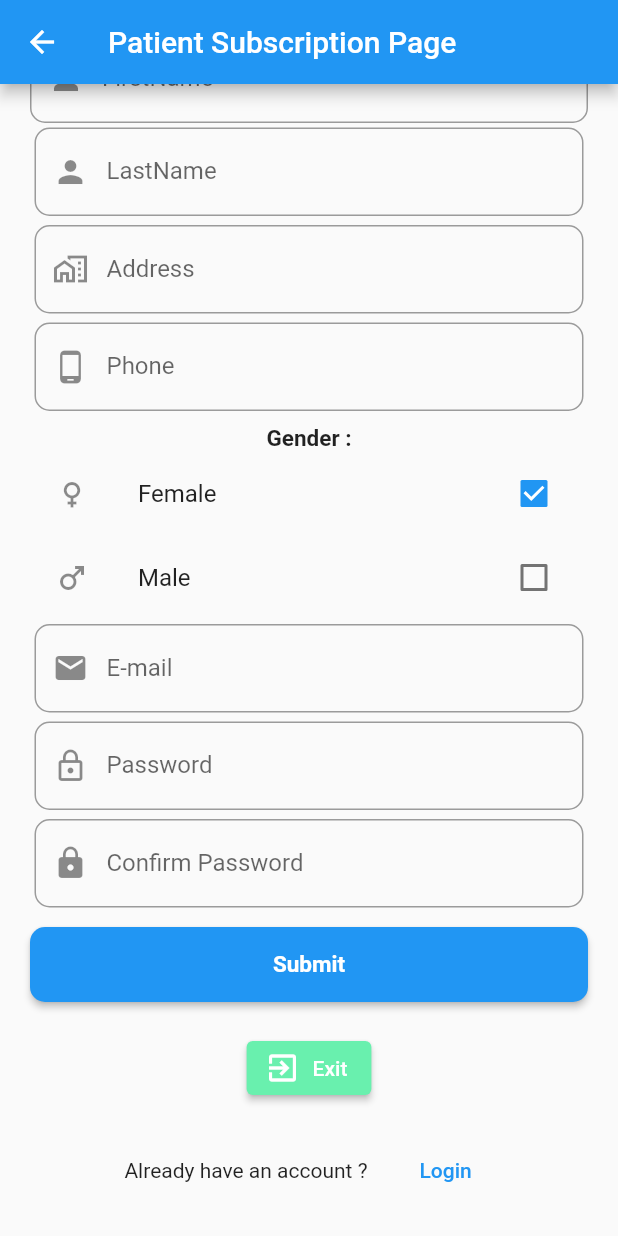
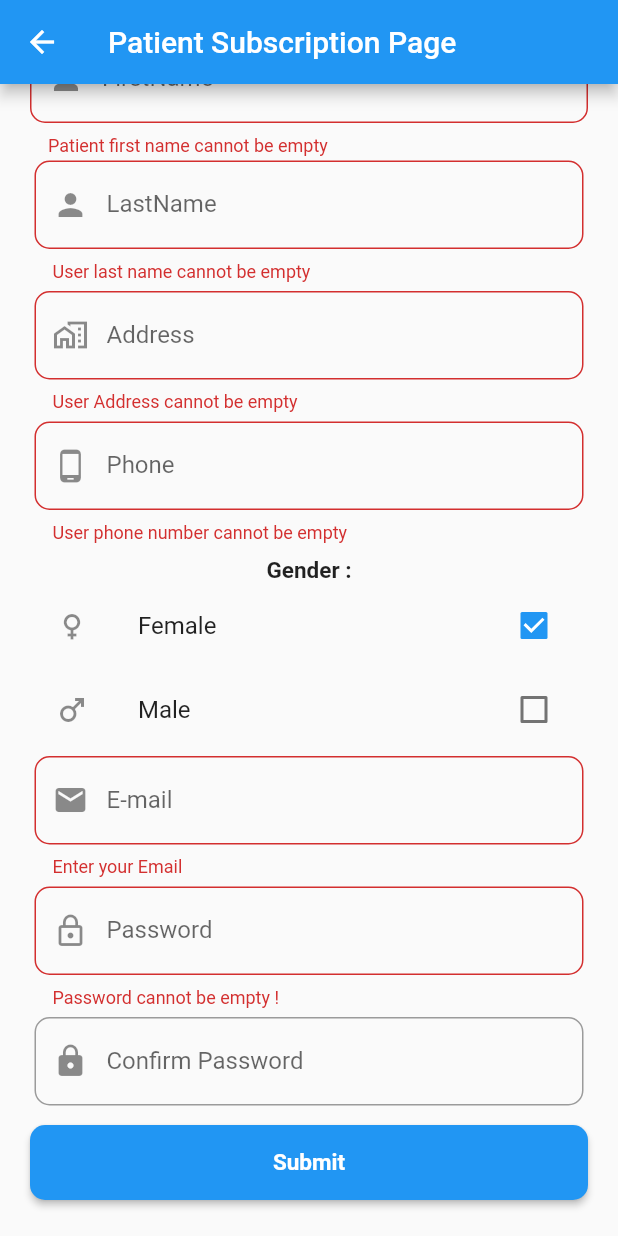
Before and after one commit to Srish-tii/Healthcare-recommendation-framework, a Flutter app: the Register screen opened directly, scrolled down 111 dp, after a tap on "Submit", on a phone screen of 412 x 824 dp. Run offline on Flutter 3.47's test engine with Material 2 defaults, Android fonts, the phone set to English and light mode, and no system bars.

Commit message:
11/09/2021 change in PatientHome.dart and Register.dart

```diff
--- a/lib/Patient/Authentication/Register.dart
+++ b/lib/Patient/Authentication/Register.dart
@@ -10,7 +10,6 @@ class Register extends StatelessWidget{
   final _fromKey = GlobalKey<FormState>();
   final _pwdController = TextEditingController();
   final _confpwdController = TextEditingController();
-  final _emailController = TextEditingController();
   late bool  valuefirst = true ;
   late bool valuesecond = false ;
  // Gender? _sexe = Gender.female ;
@@ -148,7 +147,6 @@ class Register extends StatelessWidget{
                   Padding(
                     padding: const EdgeInsets.all(3.0),
                     child :TextFormField(
-                      controller: _emailController,
                       validator: (value) {
                         if (value!.isEmpty) {
                           return 'Enter your Email';
@@ -199,23 +197,11 @@ class Register extends StatelessWidget{
                     ),),
                   SizedBox(height: 10),
                   MaterialButton(
-                      onPressed: () async {
-                      //  if(_fromKey.currentState!.validate()){
+                      onPressed: (){
+                        if(_fromKey.currentState!.validate()){
                           // ignore: unnecessary_statements
-                          List<String> data = [];
-                          String pass = _pwdController.text;
-                          String email = _emailController.text;
-                          data.add(pass);
-                          data.add( email);
-                          http.Response res = await createPatient(data) ;
-                          if(res.statusCode == 200) {
-                            // todo re-orientation vers l'espace patient
-                          }
-                           else {
-                             // afficher un message d'erreur avec res.body
-                          }
-                          print(res.body);
-                      //  }
+                            createPatient ;
+                        }
                       },
                       height: 50,
                       minWidth: double.infinity,
@@ -271,19 +257,17 @@ class Register extends StatelessWidget{
   }
 }
 // --------------------- Sending Data To server -------------------
-Future<http.Response> createPatient(List<String> data) {
-  print("during");
-
+Future<http.Response> createPatient(String data) {
   return http.post(
-    Uri.parse('https://patient-tracking-34e27-default-rtdb.europe-west1.firebasedatabase.app/patient.json'),
+    Uri.parse('https://patient-tracking-34e27-default-rtdb.europe-west1.firebasedatabase.app/patient'),
     headers: <String, String>{
       'Content-Type': 'application/json; charset=UTF-8',
     },
     body: jsonEncode(<String, String>
     {
-      "pass" : data[0],
-      "email" : data[1],
+      "address" : " ",
       "age" : " ",
+      "email" : " ",
       "first name" : " ",
       "gender" : " ",
       "id_activity" : " ",
```
Also changed, not shown: lib/Patient/PatientHome/PatientHome.dart (+14 -35 lines).
